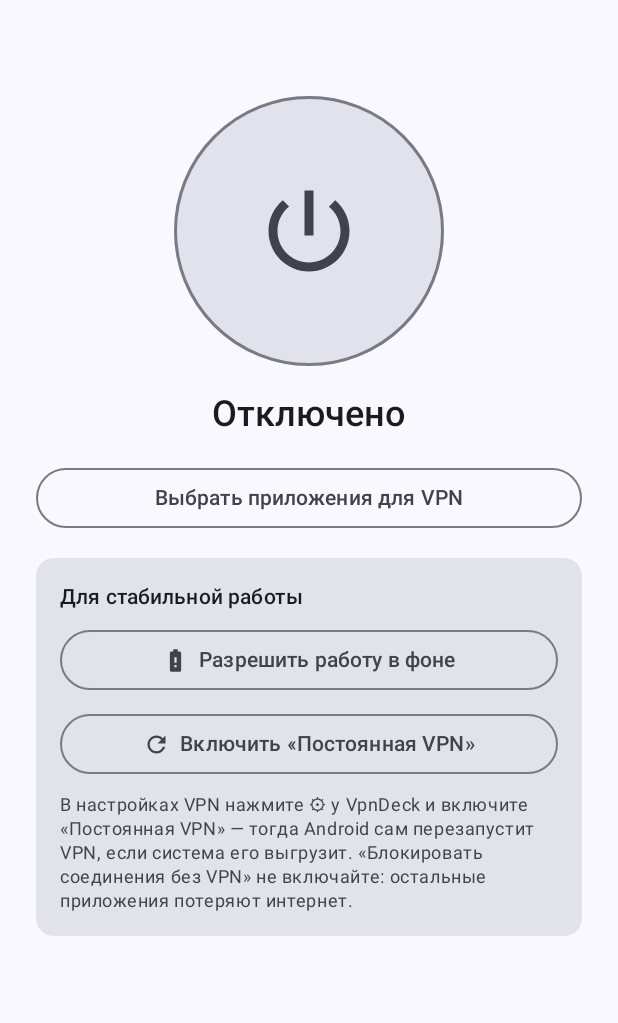
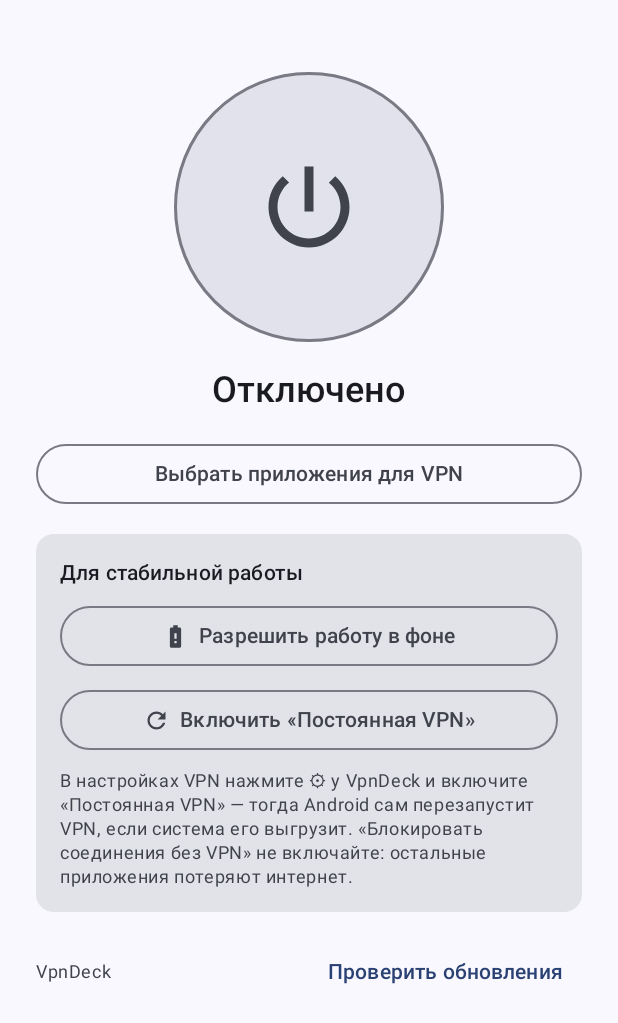
Before and after one commit to maksimvpronin-byte/Vpndeck, an Android app built with Jetpack Compose: the composable HomeScreen shown on its own in the app's theme, on a phone screen of 412 x 824 dp. Shown: the top 1023 px of the screen. Run offline under Robolectric (Android 15) with nearby library versions, the light colour scheme and no system bars.

Commit message:
App 0.1.3: self-update from GitHub Releases; scripts/release.sh
- Updater checks releases/latest (on open, at most every 6 h; daily from the
  VPN service with a one-time notification), downloads the APK for the
  phone's ABI, verifies package, version and signing certificate, then
  installs through PackageInstaller (silent on Android 12+ when allowed).
- Version moved to android/version.properties; versionCode is derived.
- release.sh builds, refuses APKs not signed with the release key, tags and
  publishes the GitHub release with checksums.

```diff
--- a/android/app/src/main/AndroidManifest.xml
+++ b/android/app/src/main/AndroidManifest.xml
@@ -10,6 +10,8 @@
     <uses-permission android:name="android.permission.POST_NOTIFICATIONS" />
     <uses-permission android:name="android.permission.RECEIVE_BOOT_COMPLETED" />
     <uses-permission android:name="android.permission.REQUEST_IGNORE_BATTERY_OPTIMIZATIONS" />
+    <!-- Self-update from GitHub Releases. -->
+    <uses-permission android:name="android.permission.REQUEST_INSTALL_PACKAGES" />
     <!-- Needed to list apps for per-app VPN; the app is sideloaded, not on Play. -->
     <uses-permission
         android:name="android.permission.QUERY_ALL_PACKAGES"
@@ -63,6 +65,10 @@
         </service>
 
         <receiver
+            android:name=".update.InstallReceiver"
+            android:exported="false" />
+
+        <receiver
             android:name=".vpn.BootReceiver"
             android:exported="true">
             <intent-filter>
--- a/android/app/src/main/java/com/vpndeck/data/Store.kt
+++ b/android/app/src/main/java/com/vpndeck/data/Store.kt
@@ -104,6 +104,17 @@ object Store {
         get() = prefs.getBoolean(K_START_ON_BOOT, true)
         set(value) = prefs.edit { putBoolean(K_START_ON_BOOT, value) }
 
+    // --- Self-update bookkeeping ---
+
+    var lastUpdateCheck: Long
+        get() = prefs.getLong(K_UPDATE_CHECK, 0)
+        set(value) = prefs.edit { putLong(K_UPDATE_CHECK, value) }
+
+    /** Version we already notified about, so the notification isn't repeated. */
+    var notifiedUpdate: String?
+        get() = prefs.getString(K_UPDATE_NOTIFIED, null)
+        set(value) = prefs.edit { putString(K_UPDATE_NOTIFIED, value) }
+
     private const val K_HOST = "host"
     private const val K_PORT = "port"
     private const val K_PIN = "spki_pin"
@@ -114,4 +125,6 @@ object Store {
     private const val K_APPS = "selected_apps"
     private const val K_WANT_CONNECTED = "want_connected"
     private const val K_START_ON_BOOT = "start_on_boot"
+    private const val K_UPDATE_CHECK = "update_check_at"
+    private const val K_UPDATE_NOTIFIED = "update_notified"
 }
--- a/android/app/src/main/java/com/vpndeck/ui/HomeScreen.kt
+++ b/android/app/src/main/java/com/vpndeck/ui/HomeScreen.kt
@@ -28,6 +28,8 @@ import androidx.compose.material.icons.filled.BatteryAlert
 import androidx.compose.material.icons.filled.PowerSettingsNew
 import androidx.compose.material.icons.filled.Refresh
 import androidx.compose.material3.AlertDialog
+import androidx.compose.material3.Button
+import androidx.compose.material3.LinearProgressIndicator
 import androidx.compose.material3.Card
 import androidx.compose.material3.CardDefaults
 import androidx.compose.material3.CircularProgressIndicator
@@ -44,6 +46,7 @@ import androidx.compose.runtime.getValue
 import androidx.compose.runtime.mutableLongStateOf
 import androidx.compose.runtime.mutableStateOf
 import androidx.compose.runtime.remember
+import androidx.compose.runtime.rememberCoroutineScope
 import androidx.compose.runtime.setValue
 import androidx.compose.ui.Alignment
 import androidx.compose.ui.Modifier
@@ -52,10 +55,13 @@ import androidx.compose.ui.text.font.FontWeight
 import androidx.compose.ui.unit.dp
 import androidx.core.content.getSystemService
 import androidx.lifecycle.compose.LifecycleResumeEffect
+import com.vpndeck.BuildConfig
 import com.vpndeck.data.Store
+import com.vpndeck.update.Updater
 import com.vpndeck.vpn.VpnDeckService
 import com.vpndeck.vpn.VpnState
 import kotlinx.coroutines.delay
+import kotlinx.coroutines.launch
 
 @Composable
 fun HomeScreen(modifier: Modifier, openApps: () -> Unit) {
@@ -90,7 +96,8 @@ fun HomeScreen(modifier: Modifier, openApps: () -> Unit) {
         horizontalAlignment = Alignment.CenterHorizontally,
         verticalArrangement = Arrangement.spacedBy(16.dp),
     ) {
-        Spacer(Modifier.height(24.dp))
+        UpdateCard()
+        Spacer(Modifier.height(8.dp))
         ConnectButton(status) {
             when (status) {
                 VpnState.Status.Stopped -> connect()
@@ -132,6 +139,8 @@ fun HomeScreen(modifier: Modifier, openApps: () -> Unit) {
                 TextButton(onClick = { confirmLogout = true }) { Text("Выйти") }
             }
         }
+
+        VersionRow()
     }
 
     if (confirmLogout) {
@@ -242,3 +251,91 @@ fun plural(n: Int, one: String, few: String, many: String): String {
         else -> many
     }
 }
+
+@Composable
+private fun UpdateCard() {
+    val ctx = LocalContext.current
+    val scope = rememberCoroutineScope()
+    val state by Updater.state.collectAsState()
+
+    LifecycleResumeEffect(Unit) {
+        val st = Updater.state.value
+        if (st is Updater.State.NeedsPermission && ctx.packageManager.canRequestPackageInstalls()) {
+            // Came back from the "install unknown apps" screen with permission: carry on.
+            scope.launch { Updater.install(ctx, st.release) }
+        } else {
+            Updater.permissionReturned()
+            scope.launch { Updater.check() }
+        }
+        onPauseOrDispose {}
+    }
+
+    val release = when (val st = state) {
+        is Updater.State.Available -> st.release
+        is Updater.State.Downloading -> st.release
+        is Updater.State.NeedsPermission -> st.release
+        is Updater.State.Installing -> st.release
+        is Updater.State.Failed -> st.release
+        else -> null
+    } ?: return
+
+    Card(
+        colors = CardDefaults.cardColors(containerColor = MaterialTheme.colorScheme.primaryContainer),
+        modifier = Modifier.fillMaxWidth(),
+    ) {
+        Column(Modifier.padding(16.dp), verticalArrangement = Arrangement.spacedBy(8.dp)) {
+            Text("Доступна версия ${release.version}", style = MaterialTheme.typography.titleSmall)
+            when (val st = state) {
+                is Updater.State.Downloading -> {
+                    LinearProgressIndicator(progress = { st.percent / 100f }, modifier = Modifier.fillMaxWidth())
+                    Text("Загрузка… ${st.percent}%", style = MaterialTheme.typography.bodySmall)
+                }
+                is Updater.State.Installing -> Text("Установка…", style = MaterialTheme.typography.bodySmall)
+                is Updater.State.NeedsPermission -> {
+                    Text(
+                        "Разрешите VpnDeck устанавливать обновления — это нужно один раз.",
+                        style = MaterialTheme.typography.bodySmall,
+                    )
+                    Button(onClick = {
+                        ctx.startActivity(
+                            Intent(Settings.ACTION_MANAGE_UNKNOWN_APP_SOURCES, Uri.parse("package:${ctx.packageName}")),
+                        )
+                    }) { Text("Разрешить") }
+                }
+                else -> {
+                    if (st is Updater.State.Failed) {
+                        Text(st.message, color = MaterialTheme.colorScheme.error, style = MaterialTheme.typography.bodySmall)
+                    }
+                    Button(onClick = { scope.launch { Updater.install(ctx, release) } }) {
+                        Text(if (st is Updater.State.Failed) "Повторить" else "Обновить (${release.size / 1_048_576} МБ)")
+                    }
+                }
+            }
+        }
+    }
+}
+
+@Composable
+private fun VersionRow() {
+    val ctx = LocalContext.current
+    val scope = rememberCoroutineScope()
+    val state by Updater.state.collectAsState()
+    Row(Modifier.fillMaxWidth(), verticalAlignment = Alignment.CenterVertically) {
+        Text(
+            "VpnDeck ${BuildConfig.VERSION_NAME}",
+            style = MaterialTheme.typography.bodySmall,
+            color = MaterialTheme.colorScheme.onSurfaceVariant,
+            modifier = Modifier.weight(1f),
+        )
+        TextButton(
+            enabled = state !is Updater.State.Checking && state !is Updater.State.Downloading,
+            onClick = {
+                scope.launch {
+                    if (Updater.check(force = true) == null && Updater.state.value is Updater.State.UpToDate) {
+                        Toast.makeText(ctx, "У вас последняя версия", Toast.LENGTH_SHORT).show()
+                    }
+                }
+            },
+        ) { Text(if (state is Updater.State.Checking) "Проверяю…" else "Проверить обновления") }
+    }
+}
--- a/android/app/src/main/res/values/strings.xml
+++ b/android/app/src/main/res/values/strings.xml
@@ -1,6 +1,9 @@
 <resources>
     <string name="app_name">VpnDeck</string>
     <string name="channel_service">Состояние VPN</string>
+    <string name="channel_updates">Обновления приложения</string>
+    <string name="update_available_title">Доступна новая версия VpnDeck</string>
+    <string name="update_available_text">Версия %1$s. Откройте приложение, чтобы обновить.</string>
     <string name="status_starting">Подключение…</string>
     <plurals name="status_running_apps">
         <item quantity="one">Подключено · %d приложение через VPN</item>
```
Also changed, not shown: android/app/build.gradle.kts (+13 -2 lines), android/app/src/main/java/com/vpndeck/VpnDeckApp.kt (+6 -2 lines), android/app/src/main/java/com/vpndeck/update/InstallReceiver.kt (added, +35 -0 lines), android/app/src/main/java/com/vpndeck/update/Updater.kt (added, +221 -0 lines), android/app/src/main/java/com/vpndeck/vpn/VpnDeckService.kt (+36 -0 lines), 3 other files.
